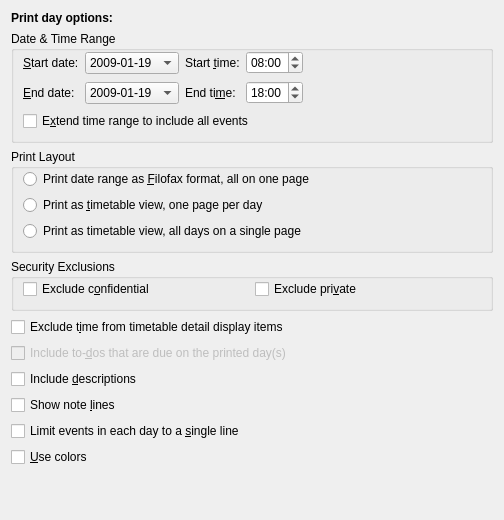
The window that printing/calprintdayconfig_base.ui (KDE/korganizer) describes before a commit, drawn with Qt 5.
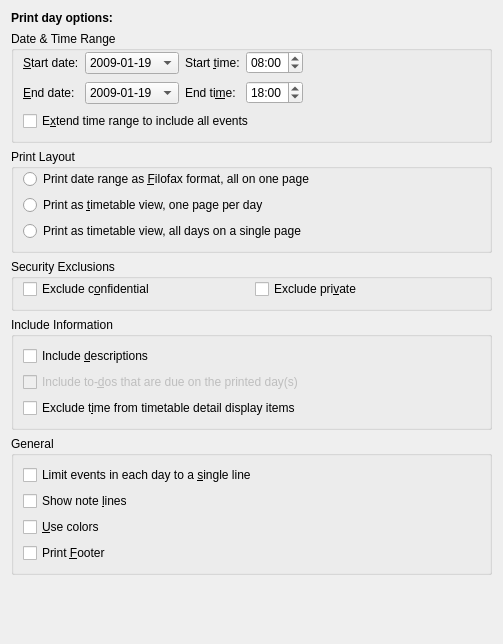
The same window after the commit. Custom widgets are drawn as their Qt base class.

Commit message:
Add a new option for printing the footer Fix up the layouts of all the print dialog pages add some more whatsthis and tooltips to the print dialogs
MERGE: none
GUI:
FIXED-IN: 4.9.0

```diff
--- a/printing/calprintdayconfig_base.ui
+++ b/printing/calprintdayconfig_base.ui
@@ -2,29 +2,29 @@
  <author>Reinhold Kainhofer &lt;reinhold@kainhofer.com></author>
  <comment>Configuration page for the print day mode.</comment>
  <class>CalPrintDayConfig_Base</class>
- <widget class="QWidget" name="CalPrintDayConfig_Base" >
-  <property name="geometry" >
+ <widget class="QWidget" name="CalPrintDayConfig_Base">
+  <property name="geometry">
    <rect>
     <x>0</x>
     <y>0</y>
     <width>503</width>
-    <height>520</height>
+    <height>644</height>
    </rect>
   </property>
-  <layout class="QGridLayout" name="gridLayout_3" >
-   <item row="0" column="0" >
-    <widget class="QLabel" name="label" >
-     <property name="text" >
-      <string>&lt;html>&lt;head>&lt;meta name="qrichtext" content="1" />&lt;style type="text/css">
+  <layout class="QVBoxLayout" name="verticalLayout">
+   <item>
+    <widget class="QLabel" name="label">
+     <property name="text">
+      <string>&lt;html&gt;&lt;head&gt;&lt;meta name=&quot;qrichtext&quot; content=&quot;1&quot; /&gt;&lt;style type=&quot;text/css&quot;&gt;
 p, li { white-space: pre-wrap; }
 &lt;/style>&lt;/head>&lt;body style=" font-family:'Sans Serif'; font-size:9pt; font-weight:400; font-style:normal;">
 &lt;p style=" margin-top:0px; margin-bottom:0px; margin-left:0px; margin-right:0px; -qt-block-indent:0; text-indent:0px;">&lt;span style=" font-weight:600;">Print day options:&lt;/span>&lt;/p>&lt;/body>&lt;/html></string>
      </property>
     </widget>
    </item>
-   <item row="1" column="0" >
-    <widget class="QGroupBox" name="mDateRangeGroup" >
-     <property name="title" >
+   <item>
+    <widget class="QGroupBox" name="mDateRangeGroup">
+     <property name="title">
       <string>Date &amp;&amp; Time Range</string>
      </property>
      <layout class="QGridLayout" name="gridLayout" >
@@ -192,9 +192,9 @@
      </layout>
     </widget>
    </item>
-   <item row="2" column="0" >
-    <widget class="QGroupBox" name="mPrintType" >
-     <property name="title" >
+   <item>
+    <widget class="QGroupBox" name="mPrintType">
+     <property name="title">
       <string>Print Layout</string>
      </property>
      <layout class="QGridLayout" name="gridLayout_2" >
@@ -240,9 +240,9 @@
      </layout>
     </widget>
    </item>
-   <item row="3" column="0" >
-    <widget class="QGroupBox" name="mSecurity" >
-     <property name="title" >
+   <item>
+    <widget class="QGroupBox" name="mSecurity">
+     <property name="title">
       <string>Security Exclusions</string>
      </property>
      <layout class="QHBoxLayout" name="horizontalLayout" >
@@ -272,81 +272,118 @@
      </layout>
     </widget>
    </item>
-   <item row="4" column="0" >
-    <widget class="QCheckBox" name="mExcludeTime" >
-     <property name="whatsThis" >
-      <string>Check this option to exclude the time in description box</string>
+   <item>
+    <widget class="QGroupBox" name="mIncludeInfoGroup">
+     <property name="title">
+      <string>Include Information</string>
      </property>
-     <property name="text" >
-      <string>Exclude t&amp;ime from timetable detail display items</string>
-     </property>
+     <layout class="QGridLayout" name="gridLayout_4">
+      <item row="1" column="0">
+       <widget class="QCheckBox" name="mIncludeTodos">
+        <property name="enabled">
+         <bool>false</bool>
+        </property>
+        <property name="whatsThis">
+         <string>You should check this option if you want to print to-dos which are due on one of the dates which are in the supplied date range.</string>
+        </property>
+        <property name="text">
+         <string>Include to-&amp;dos that are due on the printed day(s)</string>
+        </property>
+       </widget>
+      </item>
+      <item row="2" column="0">
+       <widget class="QCheckBox" name="mExcludeTime">
+        <property name="whatsThis">
+         <string>Check this option to exclude the time in description box</string>
+        </property>
+        <property name="text">
+         <string>Exclude t&amp;ime from timetable detail display items</string>
+        </property>
+       </widget>
+      </item>
+      <item row="0" column="0">
+       <widget class="QCheckBox" name="mIncludeDescription">
+        <property name="text">
+         <string>Include &amp;descriptions</string>
+        </property>
+        <property name="toolTip">
+         <string>Print item descriptions</string>
+        </property>
+        <property name="whatsThis">
+         <string>Check this option if you want to see the item descriptions printed.</string>
+        </property>
+       </widget>
+      </item>
+     </layout>
     </widget>
    </item>
-   <item row="5" column="0" >
-    <widget class="QCheckBox" name="mIncludeTodos" >
-     <property name="enabled" >
-      <bool>false</bool>
+   <item>
+    <widget class="QGroupBox" name="mGeneralGroup">
+     <property name="title">
+      <string comment="@title general print settings">General</string>
      </property>
-     <property name="whatsThis" >
-      <string>You should check this option if you want to print to-dos which are due on one of the dates which are in the supplied date range.</string>
-     </property>
-     <property name="text" >
-      <string>Include to-&amp;dos that are due on the printed day(s)</string>
-     </property>
+     <layout class="QGridLayout" name="gridLayout_3">
+      <item row="0" column="0">
+       <widget class="QCheckBox" name="mSingleLineLimit">
+        <property name="toolTip">
+         <string>Print items on one line</string>
+        </property>
+        <property name="whatsThis">
+         <string>Check this option to limit events to a single line, truncating as necessary to save space.</string>
+        </property>
+        <property name="text">
+         <string>Limit events in each day to a &amp;single line</string>
+        </property>
+       </widget>
+      </item>
+      <item row="1" column="0">
+       <widget class="QCheckBox" name="mShowNoteLines">
+        <property name="whatsThis">
+         <string>Check this option to draw note lines </string>
+        </property>
+        <property name="text">
+         <string>Show note &amp;lines</string>
+        </property>
+       </widget>
+      </item>
+      <item row="3" column="0">
+       <widget class="QCheckBox" name="mPrintFooter">
+        <property name="text">
+         <string>Print &amp;Footer</string>
+        </property>
+        <property name="toolTip">
+         <string>Print a datetime footer on each page</string>
+        </property>
+        <property name="whatsThis">
+         <string>Check this box if you want to print a small footer on each page that contains the date of the print.</string>
+        </property>
+       </widget>
+      </item>
+      <item row="2" column="0">
+       <widget class="QCheckBox" name="mColors">
+        <property name="toolTip">
+         <string>Print in color</string>
+        </property>
+        <property name="whatsThis">
+         <string>If you want to use colors to distinguish certain categories on the print, check this option.</string>
+        </property>
+        <property name="text">
+         <string>&amp;Use colors</string>
+        </property>
+       </widget>
+      </item>
+     </layout>
     </widget>
    </item>
-   <item row="6" column="0" >
-    <widget class="QCheckBox" name="mIncludeDescription" >
-     <property name="whatsThis" >
-      <string>Check this option to include the more detailed description for each event.</string>
-     </property>
-     <property name="text" >
-      <string>Include &amp;descriptions</string>
-     </property>
-    </widget>
-   </item>
-   <item row="7" column="0" >
-    <widget class="QCheckBox" name="mShowNoteLines" >
-     <property name="whatsThis" >
-      <string>Check this option to draw note lines </string>
-     </property>
-     <property name="text" >
-      <string>Show note &amp;lines</string>
-     </property>
-    </widget>
-   </item>
-   <item row="8" column="0" >
-    <widget class="QCheckBox" name="mSingleLineLimit" >
-     <property name="whatsThis" >
-      <string>Check this option to limit events to a single line.</string>
-     </property>
-     <property name="text" >
-      <string>Limit events in each day to a &amp;single line</string>
-     </property>
-    </widget>
-   </item>
-   <item row="9" column="0" >
-    <widget class="QCheckBox" name="mColors" >
-     <property name="whatsThis" >
-      <string>If you want to use colors to distinguish certain categories on the print, check this option.</string>
-     </property>
-     <property name="text" >
-      <string>&amp;Use colors</string>
-     </property>
-    </widget>
-   </item>
-   <item row="10" column="0" >
-    <spacer>
-     <property name="orientation" >
+   <item>
+    <spacer name="verticalSpacer">
+     <property name="orientation">
       <enum>Qt::Vertical</enum>
      </property>
-     <property name="sizeType" >
-      <enum>QSizePolicy::Expanding</enum>
-     </property>
-     <property name="sizeHint" stdset="0" >
+     <property name="sizeHint" stdset="0">
       <size>
-       <width>482</width>
-       <height>40</height>
+       <width>20</width>
+       <height>73</height>
       </size>
      </property>
     </spacer>
@@ -356,9 +393,14 @@
  <customwidgets>
   <customwidget>
    <class>KDateComboBox</class>
-   <extends>QComboBox</extends>
+   <extends>KComboBox</extends>
    <header>kdatecombobox.h</header>
   </customwidget>
+  <customwidget>
+   <class>KComboBox</class>
+   <extends>QComboBox</extends>
+   <header>kcombobox.h</header>
+  </customwidget>
  </customwidgets>
  <tabstops>
   <tabstop>mFromDate</tabstop>
```
Left out of the diff: 179 changed lines with no effect on the pictures. The commit also changes 8 other files.
